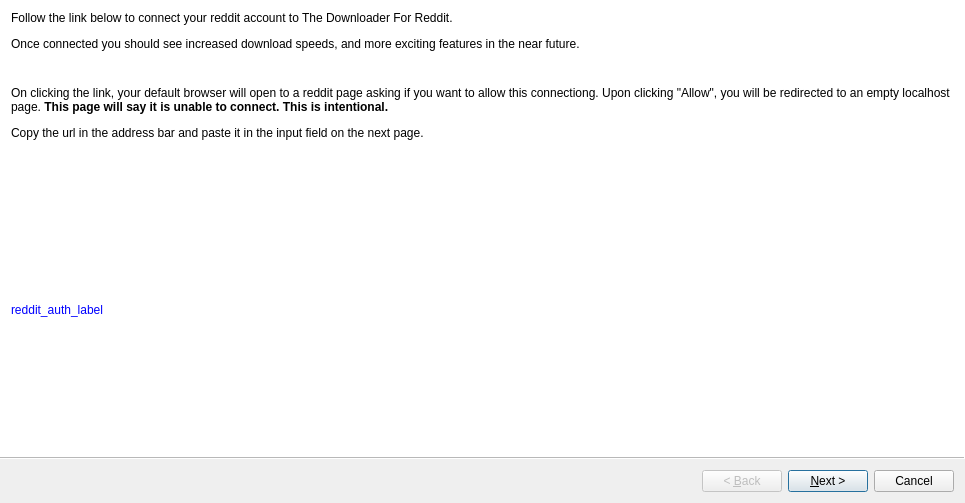
MalloyDelacroix/DownloaderForReddit, file Resources/ui_files/user_auth_wizard.ui: the form before one commit.
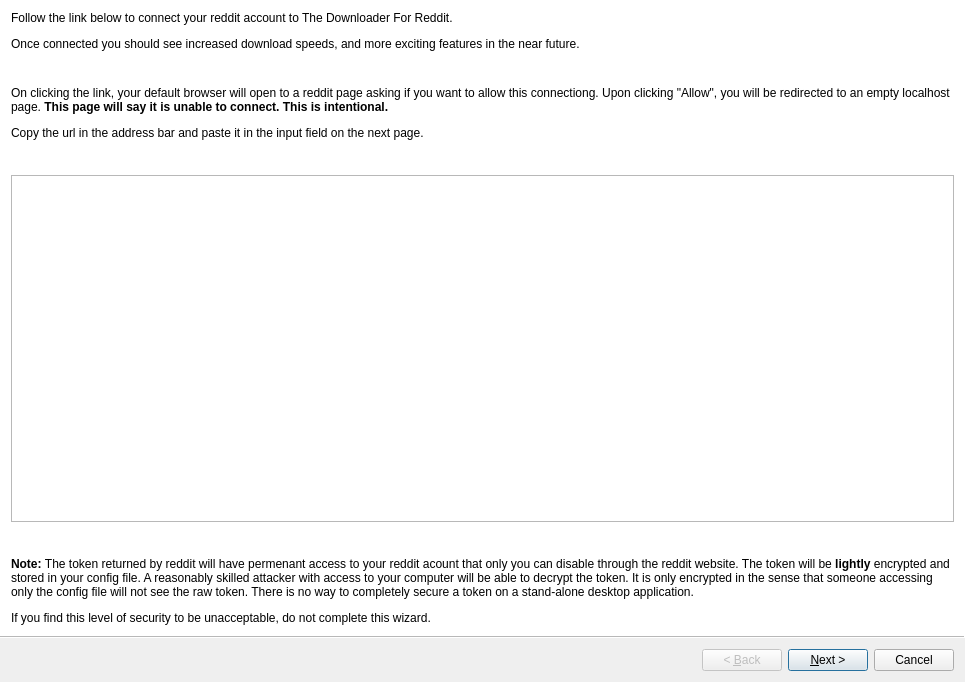
The form after the commit.

Commit message: Fix link field and add message about token security

The edit to the form file:
```diff
--- a/Resources/ui_files/user_auth_wizard.ui
+++ b/Resources/ui_files/user_auth_wizard.ui
@@ -7,7 +7,7 @@
     <x>0</x>
     <y>0</y>
     <width>965</width>
-    <height>503</height>
+    <height>682</height>
    </rect>
   </property>
   <property name="windowTitle">
@@ -54,9 +54,9 @@
      </widget>
     </item>
     <item>
-     <widget class="QLabel" name="authorize_account_url_label">
+     <widget class="QTextBrowser" name="authorize_account_browser">
       <property name="sizePolicy">
-       <sizepolicy hsizetype="Preferred" vsizetype="Expanding">
+       <sizepolicy hsizetype="Expanding" vsizetype="Expanding">
         <horstretch>0</horstretch>
         <verstretch>0</verstretch>
        </sizepolicy>
@@ -64,20 +64,24 @@
       <property name="cursor">
        <cursorShape>PointingHandCursor</cursorShape>
       </property>
-      <property name="text">
-       <string>&lt;html&gt;&lt;head/&gt;&lt;body&gt;&lt;p&gt;&lt;span style=&quot; color:#0000ff;&quot;&gt;reddit_auth_label&lt;/span&gt;&lt;/p&gt;&lt;/body&gt;&lt;/html&gt;</string>
-      </property>
-      <property name="textFormat">
-       <enum>Qt::RichText</enum>
-      </property>
-      <property name="wordWrap">
-       <bool>true</bool>
+      <property name="styleSheet">
+       <string notr="true">text: rgb(0, 0, 255)</string>
       </property>
       <property name="openExternalLinks">
        <bool>true</bool>
       </property>
      </widget>
     </item>
+    <item>
+     <widget class="QLabel" name="label_6">
+      <property name="text">
+       <string>&lt;html&gt;&lt;head/&gt;&lt;body&gt;&lt;p&gt;&lt;span style=&quot; font-weight:600;&quot;&gt;Note: &lt;/span&gt;The token returned by reddit will have permenant access to your reddit acount that only you can disable through the reddit website. The token will be &lt;span style=&quot; font-weight:600;&quot;&gt;lightly &lt;/span&gt;encrypted and stored in your config file. A reasonably skilled attacker with access to your computer will be able to decrypt the token. It is only encrypted in the sense that someone accessing only the config file will not see the raw token. There is no way to completely secure a token on a stand-alone desktop application.&lt;/p&gt;&lt;p&gt;If you find this level of security to be unacceptable, do not complete this wizard.&lt;/p&gt;&lt;/body&gt;&lt;/html&gt;</string>
+      </property>
+      <property name="wordWrap">
+       <bool>true</bool>
+      </property>
+     </widget>
+    </item>
    </layout>
   </widget>
   <widget class="QWizardPage" name="wizardPage2">
```
Left out of the diff: 2 changed lines with no effect on the pictures. The commit also changes 2 other files.
